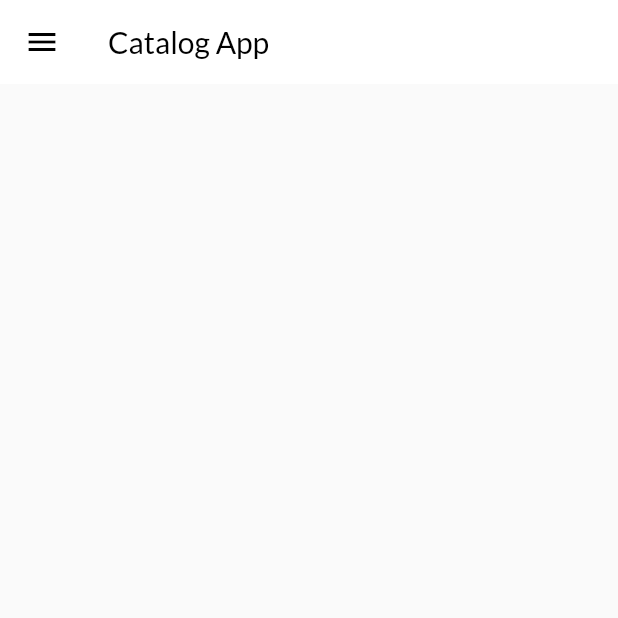
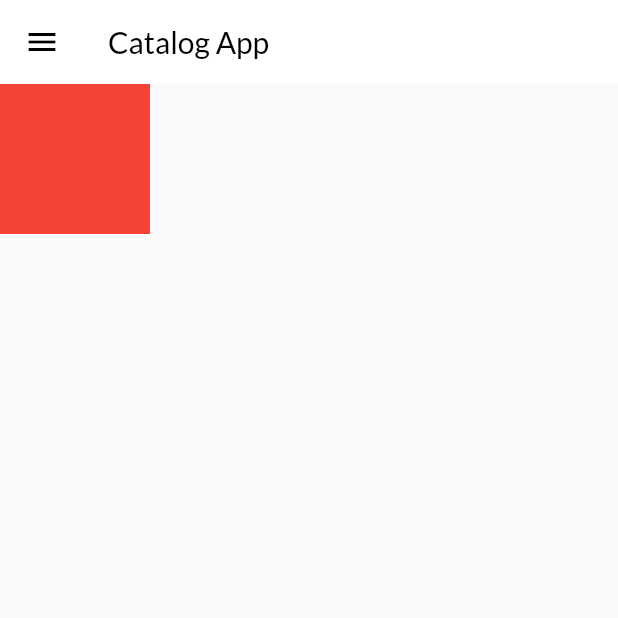
Before and after one commit to tanbirahammad/30daysofFluuter, a Flutter app: the screen it shows after launch, on a phone screen of 412 x 824 dp, the top half of it. Run offline on Flutter 3.47's test engine with Material 2 defaults, Android fonts, the phone set to English and light mode, and no system bars; our stand-ins replace google_fonts.

Commit message:
day 9 complited

```diff
--- a/lib/pages/home_page.dart
+++ b/lib/pages/home_page.dart
@@ -12,10 +12,10 @@ class Homepage extends StatelessWidget {
 
         title: Text("Catalog App",style: TextStyle(color: Colors.black),),
       ),
-        body:Center(
-          child: Container(
-          child:Text(""),
-      ),
+        body:Container(
+          width: 100,
+          height: 100,
+          color: Colors.red,
         ),
         drawer: MyDrawer(),
       );
--- a/lib/widgets/drawer.dart
+++ b/lib/widgets/drawer.dart
@@ -6,7 +6,7 @@ class MyDrawer extends StatelessWidget {
 
   @override
   Widget build(BuildContext context) {
-    final imageUrl="https://scontent.fcgp17-1.fna.fbcdn.net/v/t39.30808-6/242436461_2807292769414409_626257442248468957_n.jpg?_nc_cat=106&ccb=1-7&_nc_sid=09cbfe&_nc_eui2=AeF868k7aPOTAYv6Q0DxXFVrCCkQ2Hec7Y0IKRDYd5ztjV4cIqhbGeAF7tOjjd3XHwAMjM0XcYQJSeLcuU-YTXrg&_nc_ohc=4uggx2qJmG8AX_hssKj&_nc_ht=scontent.fcgp17-1.fna&oh=00_AT-5AHfDSoG7ZG2yFYAC69K7rGImwonmR2T5OXC4y8fCnQ&oe=62972E79";
+    final imageUrl="https://scontent.fcgp17-1.fna.fbcdn.net/v/t1.6435-9/133134106_2575384705938551_5078475450589381662_n.jpg?_nc_cat=105&ccb=1-7&_nc_sid=e3f864&_nc_eui2=AeEpA73mJid4AsXuFkmVN4tEaJKRlsBaif1okpGWwFqJ_QzgUjUT3VWC0PQpu9Ib5dXSak-7c7h60L4Xz9GwI0uS&_nc_ohc=LKSVQZP4juoAX-ddwfd&_nc_ht=scontent.fcgp17-1.fna&oh=00_AT_8R_rb3hkkUFJYXx8K1G3XLa3J6JduaPAbibH8pZRa2w&oe=62BE4A7A";
     return Drawer(
       child: Container(
         color: Colors.green,
```
Also changed, not shown: lib/models/catalog.dart (added, +10 -0 lines).
